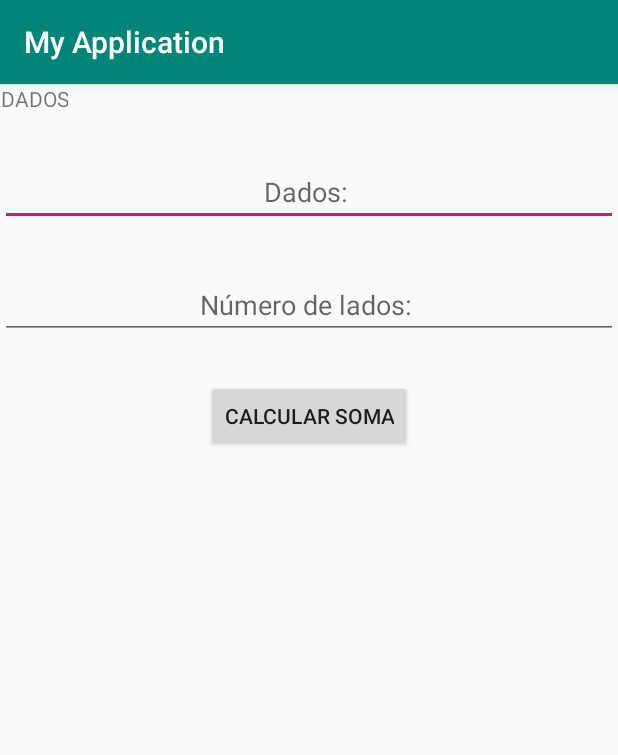
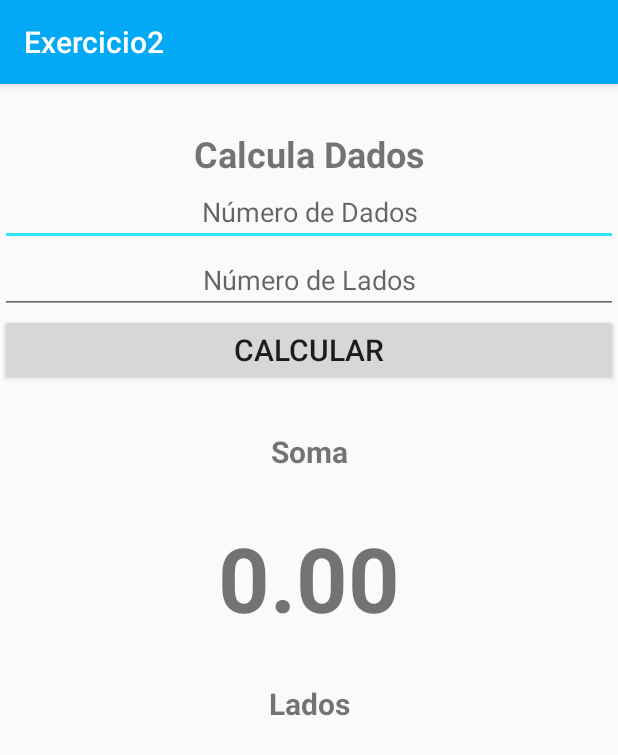
Before and after one commit to RicardoBaniski/Desenvolvimento_de_Aplicativos_Moveis, an Android app: the screen it shows after launch (MainActivity), on a phone screen of 412 x 824 dp. Shown: the top 755 px of the screen. Run offline under Robolectric (Android 15) with nearby library versions, the phone set to English and light mode, and no system bars.

Commit message:
Atividade_02

```diff
--- a/Atividade_02/app/build.gradle
+++ b/Atividade_02/app/build.gradle
@@ -4,7 +4,7 @@ android {
     compileSdkVersion 29
     buildToolsVersion "29.0.1"
     defaultConfig {
-        applicationId "com.example.myapplication"
+        applicationId "com.example.atividade_02"
         minSdkVersion 23
         targetSdkVersion 29
         versionCode 1
--- a/Atividade_02/app/src/main/AndroidManifest.xml
+++ b/Atividade_02/app/src/main/AndroidManifest.xml
@@ -1,6 +1,6 @@
 <?xml version="1.0" encoding="utf-8"?>
 <manifest xmlns:android="http://schemas.android.com/apk/res/android"
-    package="com.example.myapplication">
+    package="com.example.atividade_02">
 
     <application
         android:allowBackup="true"
--- /dev/null
+++ b/Atividade_02/app/src/main/java/com/example/exercicio2/MainActivity.java
@@ -0,0 +1,60 @@
+package com.example.atividade_02;
+
+import androidx.annotation.IntegerRes;
+import androidx.appcompat.app.AppCompatActivity;
+
+import android.os.Bundle;
+import android.view.View;
+import android.widget.ArrayAdapter;
+import android.widget.EditText;
+import android.widget.ListView;
+import android.widget.TextView;
+
+import java.util.ArrayList;
+import java.util.Random;
+
+public class MainActivity extends AppCompatActivity {
+
+    private EditText editDadosNum;
+    private EditText editLadosNum;
+    private TextView textSoma;
+    private ListView listLado;
+
+    @Override
+    protected void onCreate(Bundle savedInstanceState) {
+        super.onCreate(savedInstanceState);
+        setContentView(R.layout.activity_main);
+
+        editDadosNum = findViewById(R.id.editDadosNum);
+        editLadosNum = findViewById(R.id.editLadosNum);
+        textSoma = findViewById(R.id.textSoma);
+        listLado = findViewById(R.id.listLado);
+
+    }
+
+    public void num_lancamento(View view){
+        int max = Integer.parseInt(editDadosNum.getText().toString());
+        ArrayList<Integer> lados = new ArrayList<Integer>();
+        int soma = 0;
+        for (int i = 1;i<= max;i++){
+            int lado = resultDado();
+            lados.add(lado);
+            soma = soma + lado;
+
+        }
+        String resultSoma = Integer.toString(soma);
+        textSoma.setText(resultSoma);
+        ArrayAdapter<Integer>  arrayAdapter = new ArrayAdapter<Integer>(this, android.R.layout.simple_list_item_1, lados);
+        listLado.setAdapter(arrayAdapter);
+    }
+
+    public int resultDado(){
+        int max = Integer.parseInt(editLadosNum.getText().toString());
+        int min = 1;
+        Random aleatorio = new Random();
+        int result = aleatorio.nextInt((max - min) + 1) + min;
+        return result;
+
+
+    }
+}
--- a/Atividade_02/app/src/main/java/com/example/myapplication/MainActivity.java
+++ /dev/null
@@ -1,50 +0,0 @@
-package com.example.myapplication;
-
-import androidx.appcompat.app.AppCompatActivity;
-
-import android.os.Bundle;
-import android.widget.EditText;
-import android.widget.TextView;
-import android.view.View;
-
-import java.text.DecimalFormat;
-import java.util.Random;
-import java.util.prefs.Preferences;
-
-public class MainActivity extends AppCompatActivity {
-
-    private EditText editDados;
-    private EditText editLados;
-    private TextView textSoma;
-
-    public MainActivity() {
-    }
-
-    @Override
-    protected void onCreate(Bundle savedInstanceState) {
-        super.onCreate(savedInstanceState);
-        setContentView(R.layout.activity_main);
-
-        editDados = findViewById(R.id.editDados);
-        editLados = findViewById(R.id.editLados);
-        textSoma = findViewById(R.id.textSoma);
-    }
-
-    public double calculaSoma() {
-        double editDados = Double.parseDouble(editDados.getText().toString());
-        double editLados = Double.parseDouble(editLados.getText().toString());
-        double media = (nota1 + nota2 + nota3)/3;
-
-        DecimalFormat df = new DecimalFormat("#0.00");
-        String exibir = "Média aritmética = " + df.format(media);
-
-        textMedia.setText(exibir);
-
-        return media;
-    }
-
-    public int jogaDado(int n) {
-        Random rand;
-        return 1;
-    }
-}
--- a/Atividade_02/app/src/main/res/layout/activity_main.xml
+++ b/Atividade_02/app/src/main/res/layout/activity_main.xml
@@ -1,53 +1,81 @@
 <?xml version="1.0" encoding="utf-8"?>
 <LinearLayout xmlns:android="http://schemas.android.com/apk/res/android"
+    xmlns:tools="http://schemas.android.com/tools"
     xmlns:app="http://schemas.android.com/apk/res-auto"
-    xmlns:tools="http://schemas.android.com/tools"
     android:layout_width="match_parent"
     android:layout_height="match_parent"
     android:orientation="vertical"
     tools:context=".MainActivity">
 
     <TextView
-        android:layout_width="wrap_content"
+        android:layout_marginTop="30dp"
+        android:layout_width="match_parent"
         android:layout_height="wrap_content"
-        android:text="DADOS"
-        android:textAlignment="center"
-        app:layout_constraintBottom_toBottomOf="parent"
-        app:layout_constraintLeft_toLeftOf="parent"
-        app:layout_constraintRight_toRightOf="parent"
-        app:layout_constraintTop_toTopOf="parent" />
+        android:text="Calcula Dados"
+        android:textSize="24sp"
+        android:textStyle="bold"
+        android:textAlignment="center"/>
 
     <EditText
-        android:id="@+id/editDados"
-        android:inputType="number"
+        android:id="@+id/editDadosNum"
+        android:inputType="numberDecimal"
+        android:hint="Número de Dados"
+        android:textAlignment="center"
         android:layout_width="match_parent"
-        android:layout_height="wrap_content"
-        android:layout_marginTop="30dp"
-        android:hint="Dados: "
-        android:textAlignment="center" />
+        android:layout_height="wrap_content"/>
 
     <EditText
-        android:id="@+id/editLados"
-        android:inputType="number"
-        android:layout_marginTop="30dp"
-        android:hint="Número de lados: "
+        android:id="@+id/editLadosNum"
+        android:inputType="numberDecimal"
+        android:hint="Número de Lados"
         android:textAlignment="center"
+        android:layout_width="match_parent"
+        android:layout_height="wrap_content"/>
+
+    <Button
+        android:onClick="num_lancamento"
+        android:text="Calcular"
+        android:textSize="20sp"
         android:layout_width="match_parent"
         android:layout_height="wrap_content" />
 
     <TextView
+        android:layout_marginTop="30dp"
+        android:layout_width="match_parent"
+        android:layout_height="wrap_content"
+        android:text="Soma"
+        android:textSize="20sp"
+        android:textStyle="bold"
+        android:textAlignment="center"/>
+    <TextView
         android:id="@+id/textSoma"
-        android:textAlignment="center"
+        android:layout_marginTop="30dp"
+        android:layout_width="match_parent"
+        android:layout_height="wrap_content"
+        android:text="0.00"
+        android:textSize="60sp"
+        android:textStyle="bold"
+        android:textAlignment="center"/>
+
+    <TextView
+        android:layout_marginTop="30dp"
+        android:layout_width="match_parent"
+        android:layout_height="wrap_content"
+        android:text="Lados"
         android:textSize="20sp"
-        android:layout_width="match_parent"
-        android:layout_height="wrap_content" />
+        android:textStyle="bold"
+        android:textAlignment="center"/>
 
 
-    <Button
-        android:onClick="calculaSoma"
-        android:text="CALCULAR SOMA"
-        android:layout_gravity="center"
-        android:layout_width="wrap_content"
-        android:layout_height="wrap_content" />
+    <ListView
+        android:id="@+id/listLado"
+        android:layout_marginTop="30dp"
+        android:layout_width="match_parent"
+        android:layout_height="wrap_content"
+        android:text="0.00"
+        android:textSize="60sp"
+        android:textStyle="bold"
+        android:textAlignment="center"/>
+
 
 </LinearLayout>
--- a/Atividade_02/app/src/main/res/values/colors.xml
+++ b/Atividade_02/app/src/main/res/values/colors.xml
@@ -1,6 +1,6 @@
 <?xml version="1.0" encoding="utf-8"?>
 <resources>
-    <color name="colorPrimary">#008577</color>
-    <color name="colorPrimaryDark">#00574B</color>
-    <color name="colorAccent">#D81B60</color>
+    <color name="colorPrimary">#03A9F4</color>
+    <color name="colorPrimaryDark">#1E06EC</color>
+    <color name="colorAccent">#2EE7FA</color>
 </resources>
--- a/Atividade_02/app/src/main/res/values/strings.xml
+++ b/Atividade_02/app/src/main/res/values/strings.xml
@@ -1,3 +1,3 @@
 <resources>
-    <string name="app_name">My Application</string>
+    <string name="app_name">Exercicio2</string>
 </resources>
```
Also changed, not shown: Atividade_02/gradle/wrapper/gradle-wrapper.properties, 4 other files.
